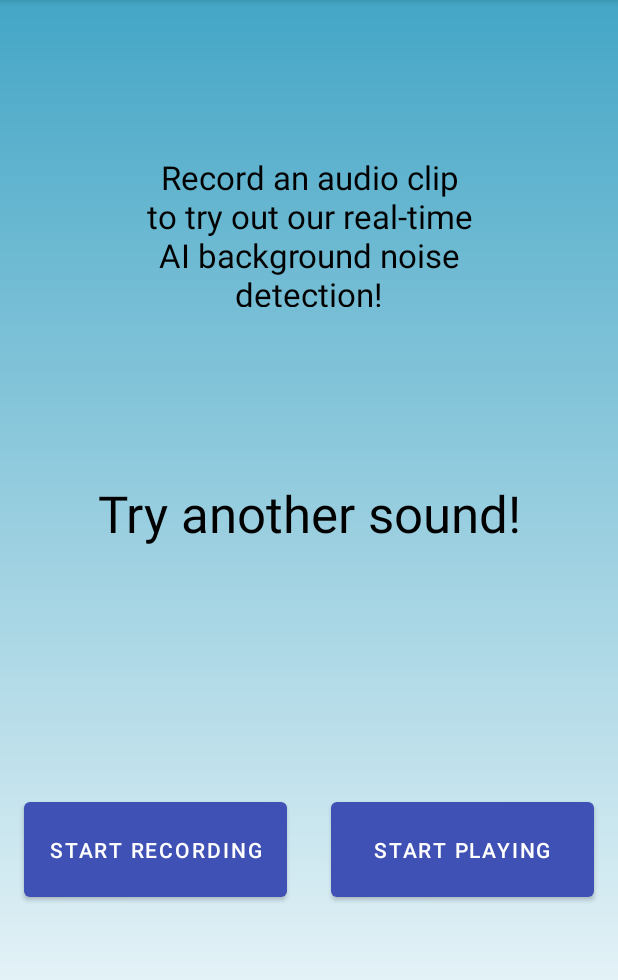
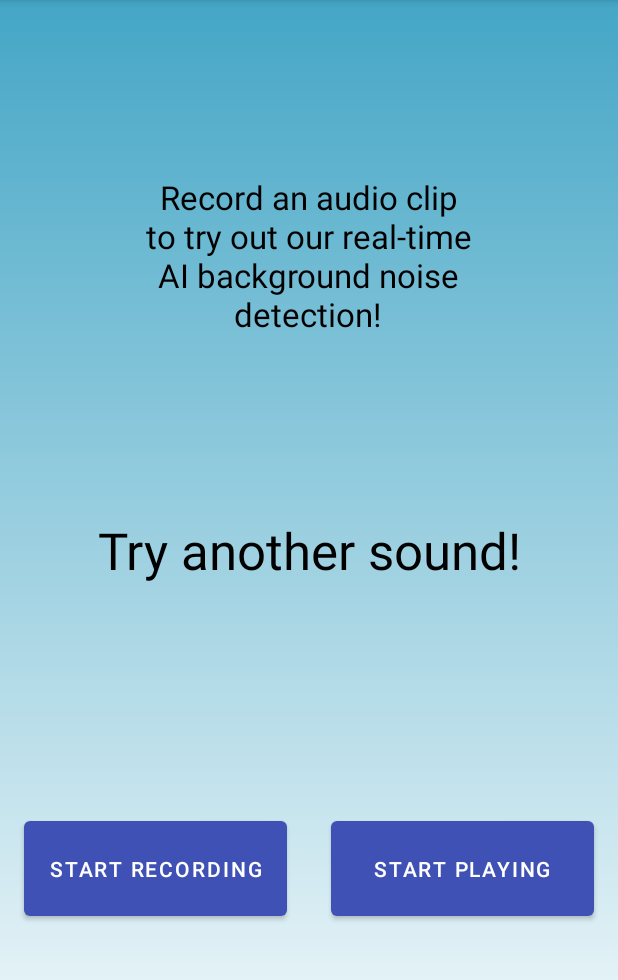
Before and after one commit to jingla606/SoundLaceAudio, an Android app: the screen it shows after launch (MainActivity), on a phone screen of 412 x 824 dp, the part 84-1064 px from its top. Run offline under Robolectric (Android 15) with nearby library versions, the phone set to English and light mode, and no system bars; libraries missing offline, so code that uses them is left out: org.apache.commons, org.tensorflow.lite; pictures from the network do not load.

Commit message:
Some final bugs remain

```diff
--- a/app/src/main/res/layout/activity_main.xml
+++ b/app/src/main/res/layout/activity_main.xml
@@ -9,17 +9,18 @@
 
     <TextView
         android:id="@+id/textView"
-        android:layout_width="260dp"
-        android:layout_height="101dp"
+        android:layout_width="263dp"
+        android:layout_height="132dp"
         android:gravity="center_horizontal|center_vertical"
         android:text="Record an audio clip to try out our real-time AI background noise detection!"
         android:textAppearance="@style/TextAppearance.AppCompat.Large"
         android:textColor="#000000"
         app:layout_constraintBottom_toBottomOf="parent"
+        app:layout_constraintHorizontal_bias="0.496"
         app:layout_constraintLeft_toLeftOf="parent"
         app:layout_constraintRight_toRightOf="parent"
         app:layout_constraintTop_toTopOf="parent"
-        app:layout_constraintVertical_bias="0.155" />
+        app:layout_constraintVertical_bias="0.165" />
 
     <TextView
         android:id="@+id/textClassify"
```
Also changed, not shown: app/build.gradle (+16 -1 lines), app/src/main/java/com/example/soundlaceaudio/MainActivity.java (+31 -12 lines), 1 other file.
